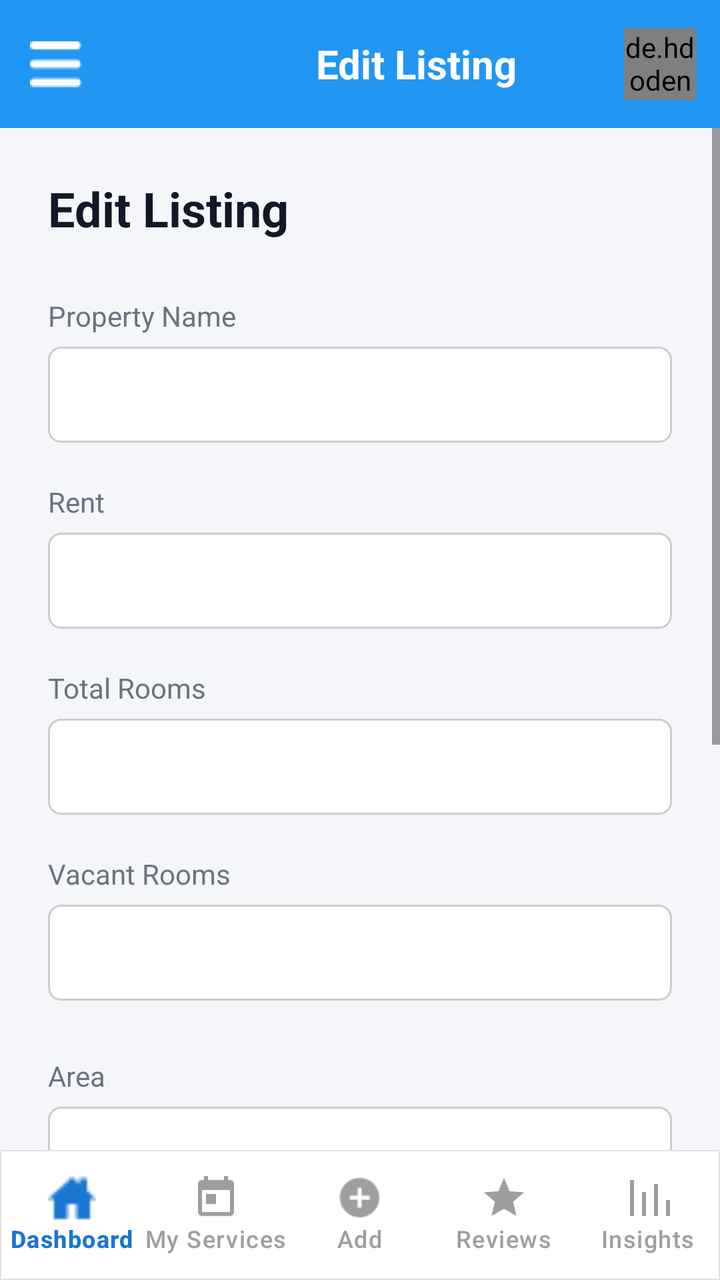
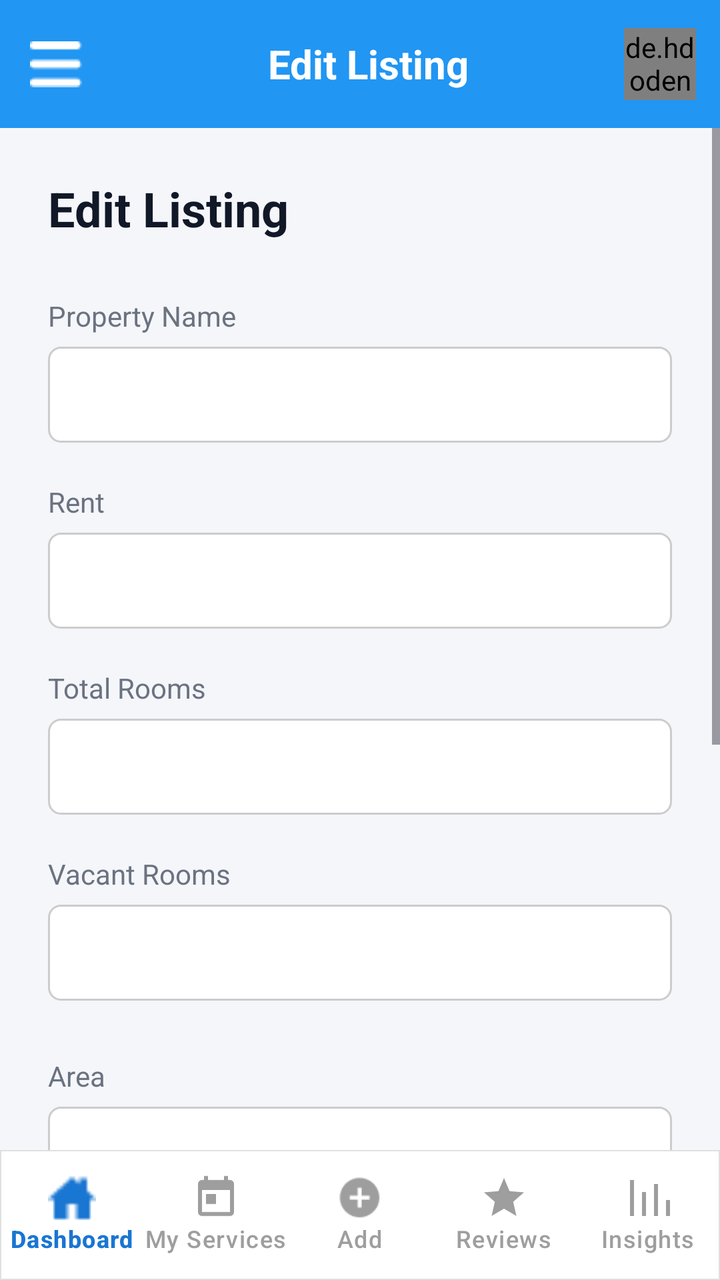

An Android layout rendered at two revisions. The XML below is the earlier revision; the diff shows what the commit changed to produce the second picture.
<!-- AndroidManifest.xml: application theme Theme.CampusSaathi -->
<!-- res/layout/activity_owner_edit_listing.xml -->
<?xml version="1.0" encoding="utf-8"?>
<androidx.drawerlayout.widget.DrawerLayout
    xmlns:android="http://schemas.android.com/apk/res/android"
    xmlns:app="http://schemas.android.com/apk/res-auto"
    android:id="@+id/drawerLayout"
    android:layout_width="match_parent"
    android:layout_height="match_parent">

    <androidx.coordinatorlayout.widget.CoordinatorLayout
        android:layout_width="match_parent"
        android:layout_height="match_parent"
        android:background="#F4F6FA">

        
        <androidx.appcompat.widget.Toolbar
            android:id="@+id/toolbar"
            android:layout_width="match_parent"
            android:layout_height="?attr/actionBarSize"
            android:background="#2196F3"
            app:navigationIcon="@drawable/ic_menu">

            <LinearLayout
                android:layout_width="match_parent"
                android:layout_height="match_parent"
                android:gravity="center_vertical"
                android:orientation="horizontal">

                <Space
                    android:layout_width="48dp"
                    android:layout_height="match_parent"/>

                <TextView
                    android:layout_width="0dp"
                    android:layout_height="wrap_content"
                    android:layout_weight="1"
                    android:gravity="center"
                    android:text="Edit Listing"
                    android:textColor="#FFFFFF"
                    android:textSize="20sp"
                    android:textStyle="bold"/>

                <de.hdodenhof.circleimageview.CircleImageView
                    android:id="@+id/headerProfile"
                    android:layout_width="36dp"
                    android:layout_height="36dp"
                    android:layout_marginEnd="12dp"
                    android:src="@drawable/default_avatar"/>

            </LinearLayout>

        </androidx.appcompat.widget.Toolbar>


        
        <LinearLayout
            android:layout_width="match_parent"
            android:layout_height="match_parent"
            android:orientation="vertical"
            android:layout_marginTop="?attr/actionBarSize">

            
            <ScrollView
                android:layout_width="match_parent"
                android:layout_height="0dp"
                android:layout_weight="1">

                
                <LinearLayout
                    android:paddingStart="24dp"
                    android:paddingEnd="24dp"
                    android:paddingTop="24dp"
                    android:paddingBottom="32dp"
                    android:orientation="vertical"
                    android:layout_width="match_parent"
                    android:layout_height="wrap_content">

                    
                    <TextView
                        android:text="Edit Listing"
                        android:textSize="24sp"
                        android:textStyle="bold"
                        android:textColor="#111827"
                        android:layout_marginBottom="28dp"
                        android:layout_width="wrap_content"
                        android:layout_height="wrap_content"/>

                    
                    <LinearLayout
                        android:id="@+id/layoutRoom"
                        android:orientation="vertical"
                        android:layout_width="match_parent"
                        android:layout_height="wrap_content">

                        <TextView
                            android:text="Property Name"
                            android:textSize="14sp"
                            android:textColor="#6B7280"
                            android:layout_marginBottom="6dp"
                            android:layout_width="wrap_content"
                            android:layout_height="wrap_content"/>

                        <EditText
                            android:id="@+id/etPropertyName"
                            android:background="@drawable/edit_bg"
                            android:padding="14dp"
                            android:layout_marginBottom="20dp"
                            android:layout_width="match_parent"
                            android:layout_height="48dp"/>

                        <TextView
                            android:text="Rent"
                            android:textSize="14sp"
                            android:textColor="#6B7280"
                            android:layout_marginBottom="6dp"
                            android:layout_width="wrap_content"
                            android:layout_height="wrap_content"/>

                        <EditText
                            android:id="@+id/etRent"
                            android:inputType="number"
                            android:background="@drawable/edit_bg"
                            android:padding="14dp"
                            android:layout_marginBottom="20dp"
                            android:layout_width="match_parent"
                            android:layout_height="48dp"/>

                        <TextView
                            android:text="Total Rooms"
                            android:textSize="14sp"
                            android:textColor="#6B7280"
                            android:layout_marginBottom="6dp"
                            android:layout_width="wrap_content"
                            android:layout_height="wrap_content"/>

                        <EditText
                            android:id="@+id/etTotalUnits"
                            android:inputType="number"
                            android:background="@drawable/edit_bg"
                            android:padding="14dp"
                            android:layout_marginBottom="20dp"
                            android:layout_width="match_parent"
                            android:layout_height="48dp"/>

                        <TextView
                            android:text="Vacant Rooms"
                            android:textSize="14sp"
                            android:textColor="#6B7280"
                            android:layout_marginBottom="6dp"
                            android:layout_width="wrap_content"
                            android:layout_height="wrap_content"/>

                        <EditText
                            android:id="@+id/etAvailableUnits"
                            android:inputType="number"
                            android:background="@drawable/edit_bg"
                            android:padding="14dp"
                            android:layout_marginBottom="28dp"
                            android:layout_width="match_parent"
                            android:layout_height="48dp"/>

                    </LinearLayout>

                    
                    <LinearLayout
                        android:id="@+id/layoutMess"
                        android:visibility="gone"
                        android:orientation="vertical"
                        android:layout_width="match_parent"
                        android:layout_height="wrap_content">

                        <TextView
                            android:text="Mess Name"
                            android:textSize="14sp"
                            android:textColor="#6B7280"
                            android:layout_marginBottom="6dp"
                            android:layout_width="wrap_content"
                            android:layout_height="wrap_content"/>

                        <EditText
                            android:id="@+id/etMessName"
                            android:background="@drawable/edit_bg"
                            android:padding="14dp"
                            android:layout_marginBottom="20dp"
                            android:layout_width="match_parent"
                            android:layout_height="48dp"/>

                        <TextView
                            android:text="Monthly Charge"
                            android:textSize="14sp"
                            android:textColor="#6B7280"
                            android:layout_marginBottom="6dp"
                            android:layout_width="wrap_content"
                            android:layout_height="wrap_content"/>

                        <EditText
                            android:id="@+id/etMonthlyCharge"
                            android:inputType="number"
                            android:background="@drawable/edit_bg"
                            android:padding="14dp"
                            android:layout_marginBottom="20dp"
                            android:layout_width="match_parent"
                            android:layout_height="48dp"/>

                        <TextView
                            android:text="Daily Charge"
                            android:textSize="14sp"
                            android:textColor="#6B7280"
                            android:layout_marginBottom="6dp"
                            android:layout_width="wrap_content"
                            android:layout_height="wrap_content"/>

                        <EditText
                            android:id="@+id/etDailyCharge"
                            android:inputType="number"
                            android:background="@drawable/edit_bg"
                            android:padding="14dp"
                            android:layout_marginBottom="28dp"
                            android:layout_width="match_parent"
                            android:layout_height="48dp"/>

                    </LinearLayout>

                    
                    <LinearLayout
                        android:id="@+id/layoutTuition"
                        android:visibility="gone"
                        android:orientation="vertical"
                        android:layout_width="match_parent"
                        android:layout_height="wrap_content">

                        <TextView
                            android:text="Tuition Name"
                            android:textSize="14sp"
                            android:textColor="#6B7280"
                            android:layout_marginBottom="6dp"
                            android:layout_width="wrap_content"
                            android:layout_height="wrap_content"/>

                        <EditText
                            android:id="@+id/etTuitionName"
                            android:background="@drawable/edit_bg"
                            android:padding="14dp"
                            android:layout_marginBottom="20dp"
                            android:layout_width="match_parent"
                            android:layout_height="48dp"/>

                        <TextView
                            android:text="Fees"
                            android:textSize="14sp"
                            android:textColor="#6B7280"
                            android:layout_marginBottom="6dp"
                            android:layout_width="wrap_content"
                            android:layout_height="wrap_content"/>

                        <EditText
                            android:id="@+id/etFees"
                            android:inputType="number"
                            android:background="@drawable/edit_bg"
                            android:padding="14dp"
                            android:layout_marginBottom="20dp"
                            android:layout_width="match_parent"
                            android:layout_height="48dp"/>

                        <TextView
                            android:text="Duration"
                            android:textSize="14sp"
                            android:textColor="#6B7280"
                            android:layout_marginBottom="6dp"
                            android:layout_width="wrap_content"
                            android:layout_height="wrap_content"/>

                        <EditText
                            android:id="@+id/etDuration"
                            android:background="@drawable/edit_bg"
                            android:padding="14dp"
                            android:layout_marginBottom="28dp"
                            android:layout_width="match_parent"
                            android:layout_height="48dp"/>

                    </LinearLayout>

                    

                    <TextView
                        android:text="Area"
                        android:textSize="14sp"
                        android:textColor="#6B7280"
                        android:layout_marginBottom="6dp"
                        android:layout_width="wrap_content"
                        android:layout_height="wrap_content"/>

                    <EditText
                        android:id="@+id/etArea"
                        android:background="@drawable/edit_bg"
                        android:padding="14dp"
                        android:layout_marginBottom="20dp"
                        android:layout_width="match_parent"
                        android:layout_height="48dp"/>

                    <TextView
                        android:text="City"
                        android:textSize="14sp"
                        android:textColor="#6B7280"
                        android:layout_marginBottom="6dp"
                        android:layout_width="wrap_content"
                        android:layout_height="wrap_content"/>

                    <EditText
                        android:id="@+id/etCity"
                        android:background="@drawable/edit_bg"
                        android:padding="14dp"
                        android:layout_marginBottom="20dp"
                        android:layout_width="match_parent"
                        android:layout_height="48dp"/>

                    <TextView
                        android:text="Landmark"
                        android:textSize="14sp"
                        android:textColor="#6B7280"
                        android:layout_marginBottom="6dp"
                        android:layout_width="wrap_content"
                        android:layout_height="wrap_content"/>

                    <EditText
                        android:id="@+id/etLandmark"
                        android:background="@drawable/edit_bg"
                        android:padding="14dp"
                        android:layout_marginBottom="32dp"
                        android:layout_width="match_parent"
                        android:layout_height="48dp"/>

                    
                    <Button
                        android:id="@+id/btnSave"
                        android:text="Save Changes"
                        android:textAllCaps="false"
                        android:textSize="16sp"
                        android:textStyle="bold"
                        android:layout_marginTop="8dp"
                        android:backgroundTint="#2563EB"
                        android:textColor="@android:color/white"
                        android:layout_width="match_parent"
                        android:layout_height="52dp"/>

                </LinearLayout>

            </ScrollView>


            
            <com.google.android.material.bottomnavigation.BottomNavigationView
                android:id="@+id/bottomNav"
                android:layout_width="match_parent"
                android:layout_height="wrap_content"
                android:minHeight="65dp"
                android:background="@drawable/bottom_nav_bg"
                app:menu="@menu/owner_bottom_menu"
                app:itemIconTint="@color/bottom_nav_selector"
                app:itemTextColor="@color/bottom_nav_selector"
                app:labelVisibilityMode="labeled"/>

        </LinearLayout>

    </androidx.coordinatorlayout.widget.CoordinatorLayout>


    
    <com.google.android.material.navigation.NavigationView
        android:id="@+id/navigation_view"
        android:layout_width="280dp"
        android:layout_height="match_parent"
        android:layout_gravity="start"/>

</androidx.drawerlayout.widget.DrawerLayout>
<!-- resources referenced by this layout -->
<resources>
  <!-- drawable bottom_nav_bg (drawable) -->
  <shape xmlns:android="http://schemas.android.com/apk/res/android">
      <solid android:color="#ffffff"/>
      <stroke
          android:width="0.5dp"
          android:color="#E0E0E0"/>
  </shape>
  <!-- drawable default_avatar (drawable) -->
  <vector xmlns:android="http://schemas.android.com/apk/res/android"
      android:width="100dp"
      android:height="100dp"
      android:viewportWidth="24"
      android:viewportHeight="24">
  
      
      <path
          android:fillColor="#E3F2FD"
          android:pathData="M12,2A10,10 0,1 1,2 12A10,10 0,0 1,12 2Z"/>
  
      
      <path
          android:fillColor="#2196F3"
          android:pathData="M12,6A3,3 0,1 1,9 9A3,3 0,0 1,12 6Z"/>
  
      
      <path
          android:fillColor="#2196F3"
          android:pathData="M12,12c-3,0 -6,1.5 -6,4v1h12v-1c0,-2.5 -3,-4 -6,-4z"/>
  </vector>
  <!-- drawable edit_bg (drawable) -->
  <shape xmlns:android="http://schemas.android.com/apk/res/android">
      <solid android:color="#FFFFFF"/>
      <stroke android:width="1dp" android:color="#CCCCCC"/>
      <corners android:radius="6dp"/>
  </shape>
  <!-- drawable ic_menu: png bitmap (drawable, 269 bytes) -->
  <style name="Theme.CampusSaathi" parent="Base.Theme.CampusSaathi" />
  <style name="Base.Theme.CampusSaathi" parent="Theme.Material3.Light.NoActionBar">
          
      </style>
</resources>

<!-- the commit's change to res/layout/activity_owner_edit_listing.xml (unified diff, before → after) -->
@@ -25,9 +25,7 @@
                 android:gravity="center_vertical"
                 android:orientation="horizontal">
 
-                <Space
-                    android:layout_width="48dp"
-                    android:layout_height="match_parent"/>
+
 
                 <TextView
                     android:layout_width="0dp"
